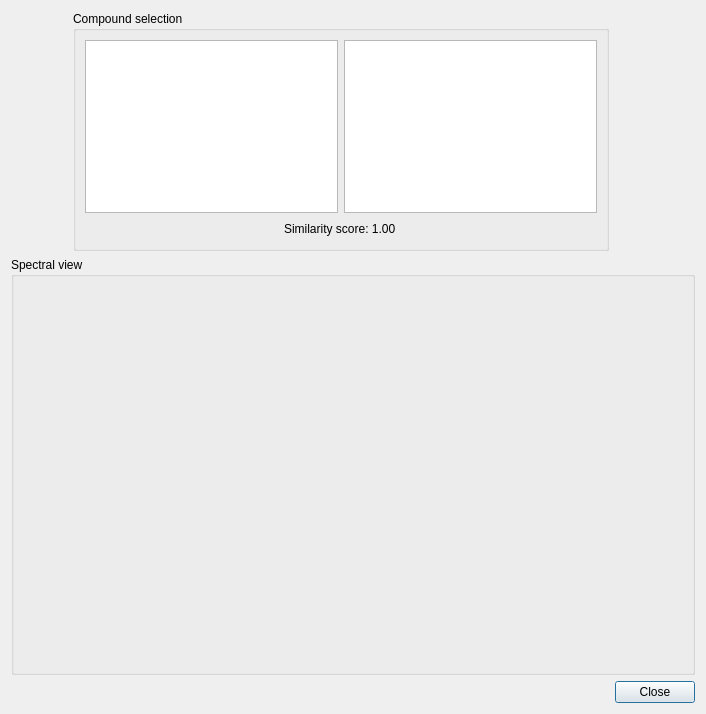
First picture: the form in gui/msmscomparissondialog.ui, repository gmrandazzo/MsMsSpectralAnalysis, before the edit.
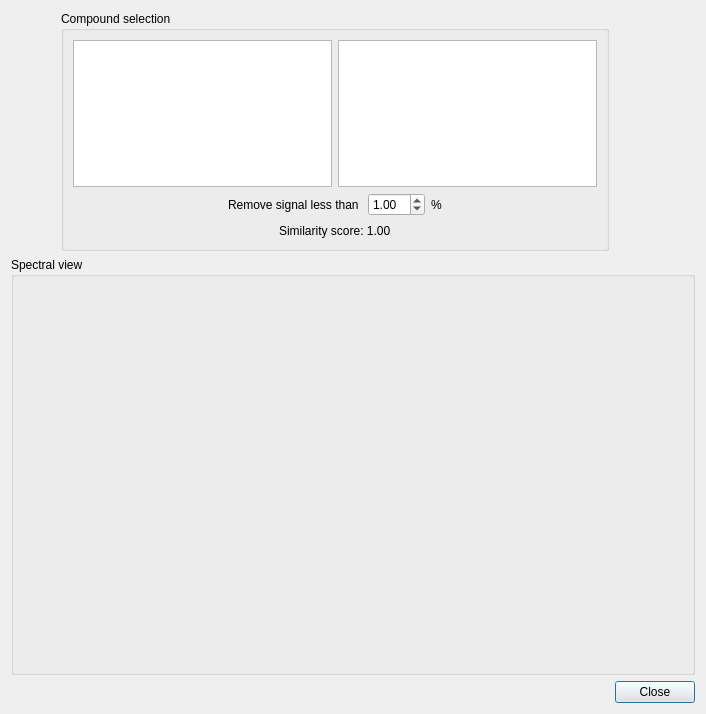
Second picture: the form after the edit.

Diff of the .ui file:
```diff
--- a/gui/msmscomparissondialog.ui
+++ b/gui/msmscomparissondialog.ui
@@ -21,7 +21,7 @@
      </property>
      <property name="sizeHint" stdset="0">
       <size>
-       <width>70</width>
+       <width>47</width>
        <height>20</height>
       </size>
      </property>
@@ -38,49 +38,57 @@
      <property name="title">
       <string>Compound selection</string>
      </property>
-     <layout class="QGridLayout" name="gridLayout_3">
-      <item row="0" column="0">
+     <layout class="QGridLayout" name="gridLayout">
+      <item row="0" column="0" colspan="2">
        <widget class="QListView" name="listView"/>
       </item>
-      <item row="0" column="1">
+      <item row="0" column="2" colspan="2">
        <widget class="QListView" name="listView_2"/>
       </item>
-      <item row="1" column="0" colspan="2">
-       <layout class="QGridLayout" name="gridLayout">
-        <item row="0" column="0">
-         <spacer name="horizontalSpacer_4">
+      <item row="1" column="0" colspan="4">
+       <layout class="QHBoxLayout" name="horizontalLayout">
+        <item>
+         <spacer name="horizontalSpacer_2">
           <property name="orientation">
            <enum>Qt::Horizontal</enum>
           </property>
           <property name="sizeHint" stdset="0">
            <size>
-            <width>217</width>
+            <width>40</width>
             <height>20</height>
            </size>
           </property>
          </spacer>
         </item>
-        <item row="0" column="1">
-         <widget class="QLabel" name="label">
-          <property name="maximumSize">
-           <size>
-            <width>150</width>
-            <height>20</height>
-           </size>
+        <item>
+         <widget class="QLabel" name="label_2">
+          <property name="text">
+           <string>Remove signal less than </string>
           </property>
+         </widget>
+        </item>
+        <item>
+         <widget class="QDoubleSpinBox" name="doubleSpinBox">
+          <property name="value">
+           <double>1.000000000000000</double>
+          </property>
+         </widget>
+        </item>
+        <item>
+         <widget class="QLabel" name="label_3">
           <property name="text">
-           <string>Similarity score: 1.00</string>
+           <string>%</string>
           </property>
          </widget>
         </item>
-        <item row="0" column="2">
-         <spacer name="horizontalSpacer_5">
+        <item>
+         <spacer name="horizontalSpacer_7">
           <property name="orientation">
            <enum>Qt::Horizontal</enum>
           </property>
           <property name="sizeHint" stdset="0">
            <size>
-            <width>219</width>
+            <width>40</width>
             <height>20</height>
            </size>
           </property>
@@ -88,6 +96,45 @@
         </item>
        </layout>
       </item>
+      <item row="2" column="0">
+       <spacer name="horizontalSpacer_4">
+        <property name="orientation">
+         <enum>Qt::Horizontal</enum>
+        </property>
+        <property name="sizeHint" stdset="0">
+         <size>
+          <width>173</width>
+          <height>17</height>
+         </size>
+        </property>
+       </spacer>
+      </item>
+      <item row="2" column="1" colspan="2">
+       <widget class="QLabel" name="label">
+        <property name="maximumSize">
+         <size>
+          <width>150</width>
+          <height>20</height>
+         </size>
+        </property>
+        <property name="text">
+         <string>Similarity score: 1.00</string>
+        </property>
+       </widget>
+      </item>
+      <item row="2" column="3">
+       <spacer name="horizontalSpacer_5">
+        <property name="orientation">
+         <enum>Qt::Horizontal</enum>
+        </property>
+        <property name="sizeHint" stdset="0">
+         <size>
+          <width>176</width>
+          <height>17</height>
+         </size>
+        </property>
+       </spacer>
+      </item>
      </layout>
     </widget>
    </item>
@@ -98,8 +145,8 @@
      </property>
      <property name="sizeHint" stdset="0">
       <size>
-       <width>69</width>
-       <height>20</height>
+       <width>67</width>
+       <height>17</height>
       </size>
      </property>
     </spacer>
```
